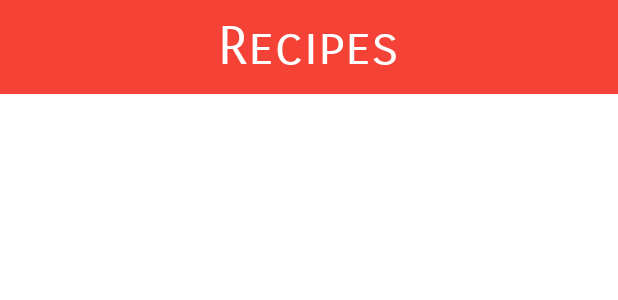
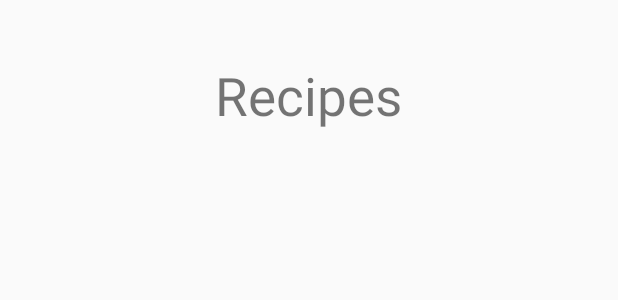
Before and after one commit to bbl007/SDHacks2019, an Android app: the layout activity_recipe.xml on its own in the app's theme, with its tools: preview values and no code run, on a phone screen of 412 x 824 dp. Shown: the top 300 px of the screen. Run offline under Robolectric (Android 15) with nearby library versions, the phone set to English and light mode, and no system bars.

Commit message:
Revert "aesthetic recipe"
This reverts commit 1b732043faf7a48b4fecab26e02c01e361072ec0.

```diff
--- a/leftoversAndroid/Leftovers/app/src/main/res/layout/activity_recipe.xml
+++ b/leftoversAndroid/Leftovers/app/src/main/res/layout/activity_recipe.xml
@@ -5,19 +5,13 @@
     android:id="@+id/ConstraintLayout"
     android:layout_width="match_parent"
     android:layout_height="match_parent"
-    android:background="#FFFFFF"
-    tools:context=".RecipeActivity">
+    tools:context=".RecipeActivity" >
 
     <LinearLayout
-        android:layout_width="0dp"
-        android:layout_height="0dp"
-        android:layout_margin="0dp"
-        android:background="#F44336"
-        android:orientation="vertical"
-        app:layout_constraintBottom_toBottomOf="parent"
-        app:layout_constraintEnd_toEndOf="parent"
-        app:layout_constraintStart_toStartOf="parent"
-        app:layout_constraintTop_toTopOf="parent">
+        android:layout_width="match_parent"
+        android:layout_height="match_parent"
+        android:layout_margin="30dp"
+        android:orientation="vertical">
 
         <TextView
             android:id="@+id/textView"
@@ -25,15 +19,12 @@
             android:layout_height="wrap_content"
             android:layout_gravity="center_horizontal"
             android:layout_margin="10dp"
-            android:fontFamily="sans-serif-smallcaps"
             android:text="Recipes"
-            android:textColor="#FFFFFF"
             android:textSize="35dp" />
 
         <android.support.v7.widget.RecyclerView
             android:id="@+id/recyclerView"
             android:layout_width="match_parent"
-            android:layout_height="match_parent"
-            android:background="#FFFFFF" />
+            android:layout_height="match_parent" />
     </LinearLayout>
 </android.support.constraint.ConstraintLayout>
```
Also changed, not shown: leftoversAndroid/Leftovers/app/src/main/res/layout/recipe_layout.xml (+2 -6 lines), 2 other files.
